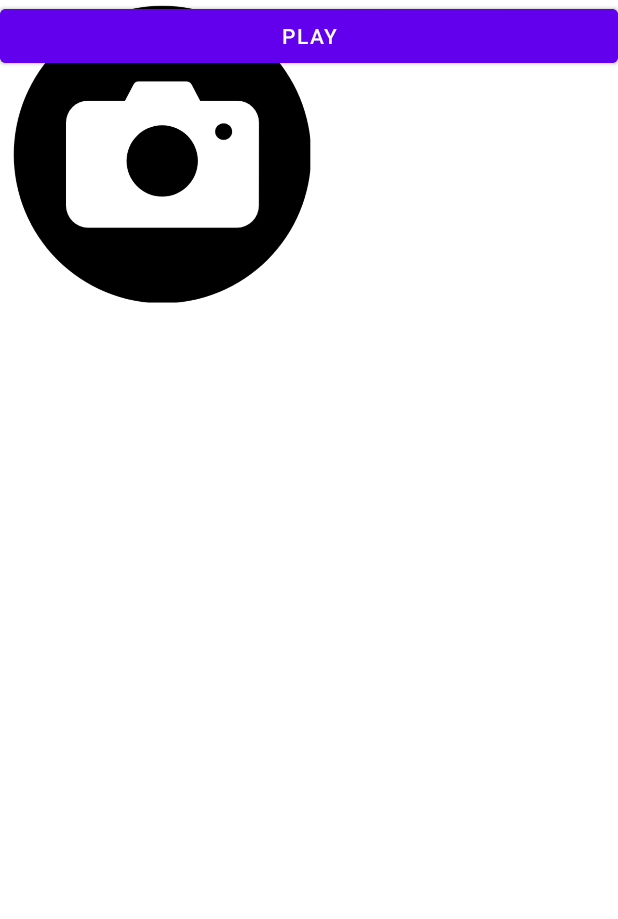
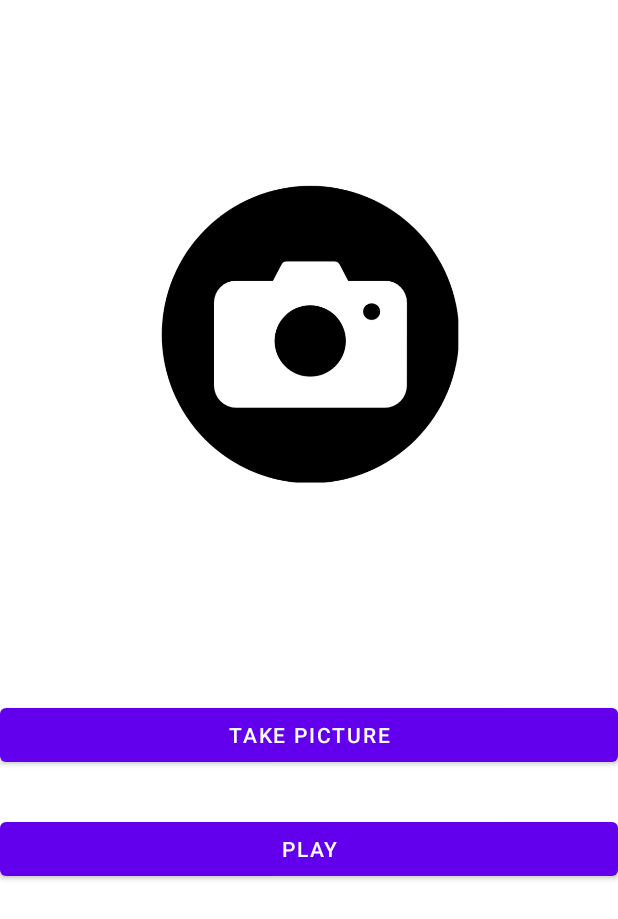
Before and after one commit to clodoaldo-favaro/Labirinto, an Android app: the layout selfie.xml on its own in the app's theme, with its tools: preview values and no code run, on a phone screen of 412 x 824 dp. Shown: the top 919 px of the screen. Run offline under Robolectric (Android 15) with nearby library versions, the phone set to English and light mode, and no system bars.

Commit message:
Vai para a tela de camera ao clicar em start.

```diff
--- a/app/src/main/AndroidManifest.xml
+++ b/app/src/main/AndroidManifest.xml
@@ -26,6 +26,11 @@
                 <category android:name="android.intent.category.LAUNCHER" />
             </intent-filter>
         </activity>
+        <activity
+            android:name=".Selfie"
+            android:label="@string/app_name"
+            android:exported="true">
+        </activity>
     </application>
 
 </manifest>
--- a/app/src/main/java/com/example/labirinto/Menu.java
+++ b/app/src/main/java/com/example/labirinto/Menu.java
@@ -2,7 +2,9 @@ package com.example.labirinto;
 
 import androidx.appcompat.app.AppCompatActivity;
 
+import android.content.Intent;
 import android.os.Bundle;
+import android.view.View;
 
 public class Menu extends AppCompatActivity {
 
@@ -11,4 +13,8 @@ public class Menu extends AppCompatActivity {
         super.onCreate(savedInstanceState);
         setContentView(R.layout.menu);
     }
+
+    public void selfie(View v) {
+        startActivity(new Intent(this, com.example.labirinto.Selfie.class));
+    }
 }
--- a/app/src/main/res/layout/selfie.xml
+++ b/app/src/main/res/layout/selfie.xml
@@ -9,25 +9,31 @@
         android:id="@+id/imageView2"
         android:layout_width="215dp"
         android:layout_height="206dp"
-        app:srcCompat="@drawable/camera_image"
-        tools:layout_editor_absoluteX="98dp"
-        tools:layout_editor_absoluteY="98dp" />
+        android:layout_marginTop="120dp"
+        app:layout_constraintEnd_toEndOf="parent"
+        app:layout_constraintStart_toStartOf="parent"
+        app:layout_constraintTop_toTopOf="parent"
+        app:srcCompat="@drawable/camera_image" />
 
     <Button
         android:id="@+id/button"
         android:layout_width="0dp"
         android:layout_height="wrap_content"
+        android:layout_marginTop="140dp"
         android:text="Take picture"
         app:layout_constraintEnd_toEndOf="parent"
+        app:layout_constraintHorizontal_bias="0.0"
         app:layout_constraintStart_toStartOf="parent"
-        tools:layout_editor_absoluteY="424dp" />
+        app:layout_constraintTop_toBottomOf="@+id/imageView2" />
 
     <Button
         android:id="@+id/button2"
         android:layout_width="0dp"
         android:layout_height="wrap_content"
+        android:layout_marginTop="28dp"
         android:text="Play"
         app:layout_constraintEnd_toEndOf="parent"
+        app:layout_constraintHorizontal_bias="1.0"
         app:layout_constraintStart_toStartOf="parent"
-        tools:layout_editor_absoluteY="507dp" />
+        app:layout_constraintTop_toBottomOf="@+id/button" />
 </androidx.constraintlayout.widget.ConstraintLayout>
```
Also changed, not shown: app/src/main/res/layout/menu.xml (+6 -3 lines).
